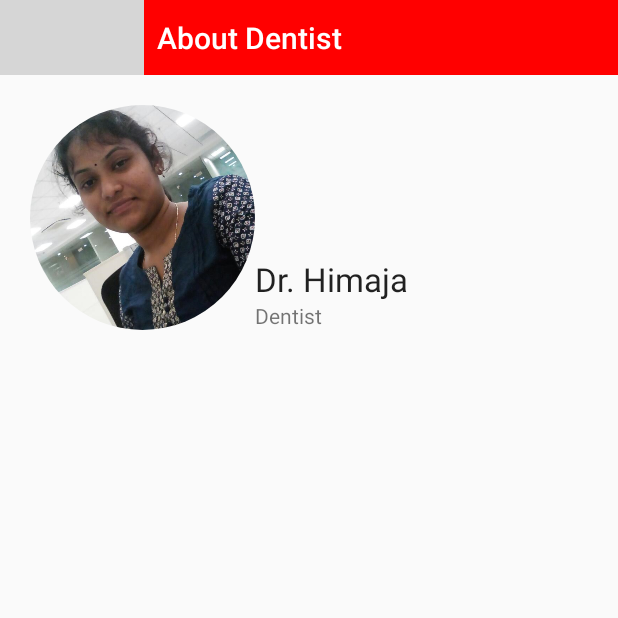
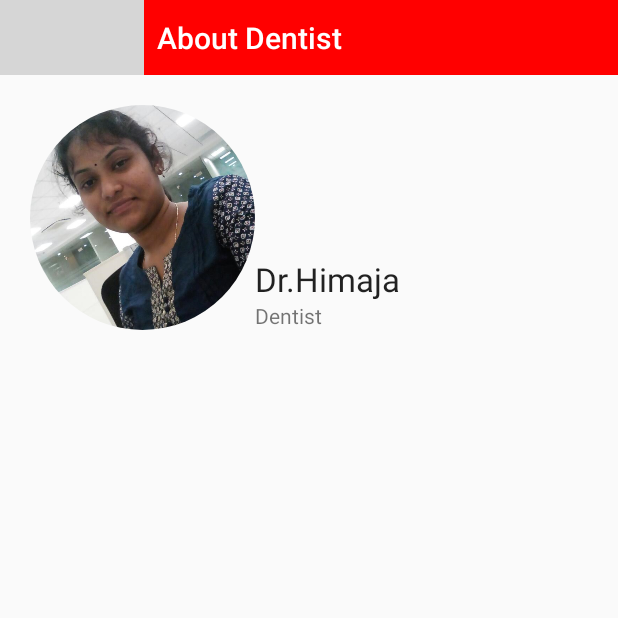
Before and after one commit to HimaHari/MyDoctorApp, an Android app: the DentDoc screen opened directly, with no data from a screen before it, on a phone screen of 412 x 824 dp, the top half of it. Run offline under Robolectric (Android 15) with nearby library versions, the phone set to English and light mode, and no system bars; our stand-ins replace CircleImageView; grey boxes are pictures that could not be loaded.

```diff
--- a/app/src/main/res/layout/activity_dent_doc.xml
+++ b/app/src/main/res/layout/activity_dent_doc.xml
@@ -16,14 +16,14 @@
         android:id="@+id/himaDoc"
         android:layout_below="@id/dent_tool_doc"
          android:layout_marginTop="20dp"
-        android:layout_marginLeft="20dp"
+        android:layout_marginStart="20dp"
         android:src="@drawable/hima"/>
 
     <TextView
         android:layout_width="wrap_content"
         android:layout_height="wrap_content"
         android:textAppearance="?android:attr/textAppearanceLarge"
-        android:text="Dr. Himaja"
+        android:text="@string/dr_himaja"
         android:id="@+id/himaTv"
         android:layout_above="@+id/hima_tv_doc"
         android:layout_toEndOf="@+id/himaDoc" />
@@ -32,7 +32,7 @@
         android:layout_width="wrap_content"
         android:layout_height="wrap_content"
         android:textAppearance="?android:attr/textAppearanceSmall"
-        android:text="Dentist"
+        android:text="@string/dentist"
         android:id="@+id/hima_tv_doc"
         android:layout_alignBottom="@+id/himaDoc"
         android:layout_toEndOf="@+id/himaDoc" />
--- a/app/src/main/res/layout/activity_derm_doc.xml
+++ b/app/src/main/res/layout/activity_derm_doc.xml
@@ -22,7 +22,7 @@
         android:layout_width="wrap_content"
         android:layout_height="wrap_content"
         android:textAppearance="?android:attr/textAppearanceLarge"
-        android:text="Dr. Stuti"
+        android:text="@string/dr_stuti"
         android:id="@+id/stutiTv"
         android:layout_above="@+id/textView2"
         android:layout_centerHorizontal="true" />
@@ -31,7 +31,7 @@
         android:layout_width="wrap_content"
         android:layout_height="wrap_content"
         android:textAppearance="?android:attr/textAppearanceSmall"
-        android:text="Dermatologist"
+        android:text="@string/orthopedician"
         android:id="@+id/textView2"
         android:layout_alignBottom="@+id/stuti_derm_doc"
         android:layout_alignStart="@+id/stutiTv" />
--- a/app/src/main/res/layout/activity_ortho_doc.xml
+++ b/app/src/main/res/layout/activity_ortho_doc.xml
@@ -21,7 +21,7 @@
         android:layout_width="wrap_content"
         android:layout_height="wrap_content"
         android:textAppearance="?android:attr/textAppearanceLarge"
-        android:text="Dr. Hari"
+        android:text="@string/dr_hari"
         android:id="@+id/hariTv"
         android:layout_above="@+id/textView2"
         android:layout_centerHorizontal="true" />
--- a/app/src/main/res/layout/activity_ped_doc.xml
+++ b/app/src/main/res/layout/activity_ped_doc.xml
@@ -22,7 +22,7 @@
         android:layout_width="wrap_content"
         android:layout_height="wrap_content"
         android:textAppearance="?android:attr/textAppearanceLarge"
-        android:text="Dr. Hima Bindu"
+        android:text="@string/dr_hima_bindu"
         android:id="@+id/hbtv"
         android:layout_above="@+id/ped_tv_doc"
         android:layout_toEndOf="@+id/himabindu_derm_doc" />
@@ -31,7 +31,7 @@
         android:layout_width="wrap_content"
         android:layout_height="wrap_content"
         android:textAppearance="?android:attr/textAppearanceSmall"
-        android:text="Pediatrician"
+        android:text="@string/pededtrician"
         android:id="@+id/ped_tv_doc"
         android:layout_alignBottom="@+id/himabindu_derm_doc"
         android:layout_alignStart="@+id/hbtv" />
--- a/app/src/main/res/layout/activity_physician_doc.xml
+++ b/app/src/main/res/layout/activity_physician_doc.xml
@@ -22,7 +22,7 @@
         android:layout_width="wrap_content"
         android:layout_height="wrap_content"
         android:textAppearance="?android:attr/textAppearanceLarge"
-        android:text="Dr. Hitha"
+        android:text="@string/dr_hitha"
         android:id="@+id/hithaTv"
         android:layout_above="@+id/hita_tv_doc"
         android:layout_centerHorizontal="true" />
@@ -31,7 +31,7 @@
         android:layout_width="wrap_content"
         android:layout_height="wrap_content"
         android:textAppearance="?android:attr/textAppearanceSmall"
-        android:text="Physician"
+        android:text="@string/physician"
         android:id="@+id/hita_tv_doc"
         android:layout_alignBottom="@+id/hitha_derm_doc"
         android:layout_alignStart="@+id/hithaTv" />
--- a/app/src/main/res/layout/activity_psycho_doc.xml
+++ b/app/src/main/res/layout/activity_psycho_doc.xml
@@ -22,7 +22,7 @@
         android:layout_width="wrap_content"
         android:layout_height="wrap_content"
         android:textAppearance="?android:attr/textAppearanceLarge"
-        android:text="Dr. Narasimha"
+        android:text="@string/dr_narasimha"
         android:id="@+id/naraTv"
         android:layout_above="@+id/nara_tv_doc"
         android:layout_toEndOf="@+id/nara_derm_doc" />
@@ -31,7 +31,7 @@
         android:layout_width="wrap_content"
         android:layout_height="wrap_content"
         android:textAppearance="?android:attr/textAppearanceSmall"
-        android:text="Psychiatrist"
+        android:text="@string/psychiatrist"
         android:id="@+id/nara_tv_doc"
         android:layout_alignBottom="@+id/nara_derm_doc"
         android:layout_alignStart="@+id/naraTv" />
--- a/app/src/main/res/values/strings.xml
+++ b/app/src/main/res/values/strings.xml
@@ -10,4 +10,9 @@
     <string name="about_doctor">About Doctor</string>
     <string name="report_problem">Report Problem</string>
     <string name="dr_himaja">Dr.Himaja</string>
+    <string name="dr_narasimha">Dr. Narasimha</string>
+    <string name="dr_hitha">Dr. Hitha</string>
+    <string name="dr_hima_bindu">Dr. Hima Bindu</string>
+    <string name="dr_hari">Dr. Hari</string>
+    <string name="dr_stuti">Dr. Stuti</string>
 </resources>
```
